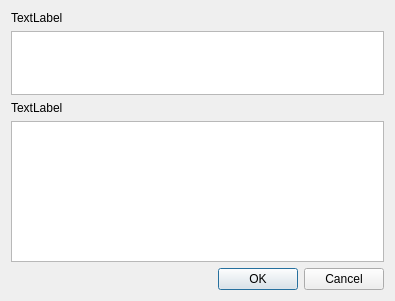
Qt form view/items_edit.ui (Michal-D4/MyFiles) before a commit.
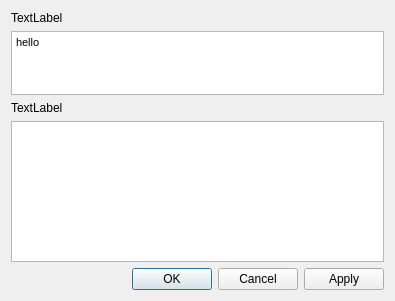
The same form after that commit.

Commit message: change widget for editing tags and authors

Patch:
```diff
--- a/view/items_edit.ui
+++ b/view/items_edit.ui
@@ -38,6 +38,13 @@
        <height>64</height>
       </size>
      </property>
+     <property name="html">
+      <string>&lt;!DOCTYPE HTML PUBLIC &quot;-//W3C//DTD HTML 4.0//EN&quot; &quot;http://www.w3.org/TR/REC-html40/strict.dtd&quot;&gt;
+&lt;html&gt;&lt;head&gt;&lt;meta name=&quot;qrichtext&quot; content=&quot;1&quot; /&gt;&lt;style type=&quot;text/css&quot;&gt;
+p, li { white-space: pre-wrap; }
+&lt;/style&gt;&lt;/head&gt;&lt;body style=&quot; font-family:'MS Shell Dlg 2'; font-size:8.25pt; font-weight:400; font-style:normal;&quot;&gt;
+&lt;p style=&quot; margin-top:0px; margin-bottom:0px; margin-left:0px; margin-right:0px; -qt-block-indent:0; text-indent:0px;&quot;&gt;&lt;span style=&quot; font-size:8pt;&quot;&gt;hello&lt;/span&gt;&lt;/p&gt;&lt;/body&gt;&lt;/html&gt;</string>
+     </property>
     </widget>
    </item>
    <item row="2" column="0">
@@ -66,7 +73,10 @@
       <enum>Qt::Horizontal</enum>
      </property>
      <property name="standardButtons">
-      <set>QDialogButtonBox::Cancel|QDialogButtonBox::Ok</set>
+      <set>QDialogButtonBox::Apply|QDialogButtonBox::Cancel|QDialogButtonBox::Ok</set>
+     </property>
+     <property name="centerButtons">
+      <bool>false</bool>
      </property>
     </widget>
    </item>
```
Left out of the diff: 31 changed lines with no effect on the pictures. The commit also changes 1 other file.
